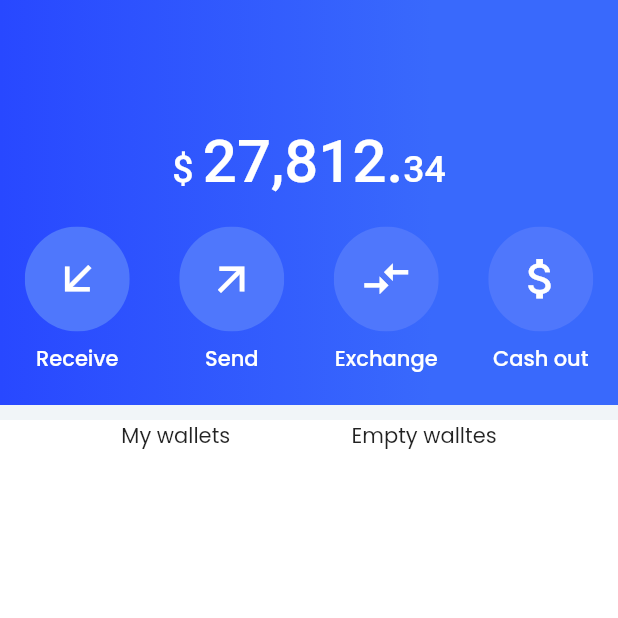
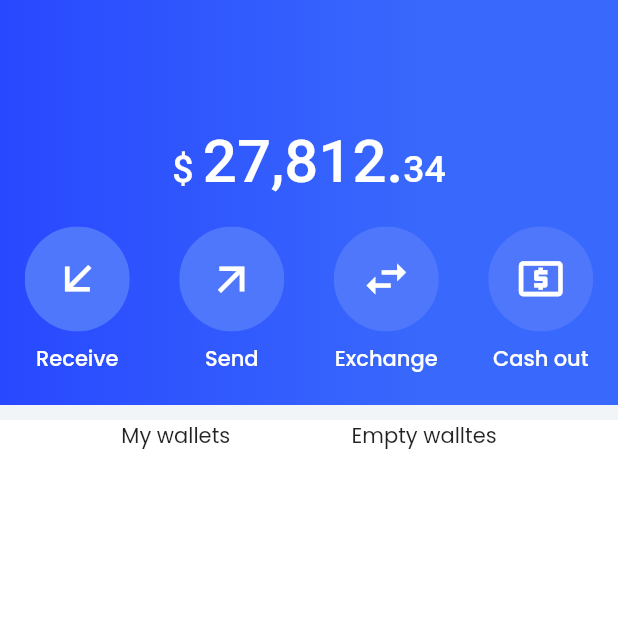
Before and after one commit to leonidasyopan/flutter-money-exchange, a Flutter app: the screen it shows after launch, on a phone screen of 412 x 824 dp, the top half of it. Run offline on Flutter 3.47's test engine with Material 2 defaults, Android fonts, the phone set to English and light mode, and no system bars; our stand-ins replace google_fonts.

Commit message:
changed font access to Google Fonts

```diff
--- a/lib/main.dart
+++ b/lib/main.dart
@@ -1,6 +1,6 @@
+import 'package:google_fonts/google_fonts.dart';
 import 'package:flutter/material.dart';
 import 'package:money_exchange/src/pages/homepage.dart';
-import 'package:money_exchange/src/theme.dart';
 
 void main() {
   runApp(MyApp());
@@ -12,7 +12,13 @@ class MyApp extends StatelessWidget {
     return MaterialApp(
       debugShowCheckedModeBanner: false,
       title: 'Flutter Demo',
-      theme: ApplicationTheme(context),
+      theme: ThemeData(
+        primarySwatch: Colors.blue,
+        visualDensity: VisualDensity.adaptivePlatformDensity,
+        textTheme: GoogleFonts.poppinsTextTheme(
+          Theme.of(context).textTheme,
+        ),
+      ),
       home: Homepage(),
     );
   }
--- a/lib/src/pages/homepage.dart
+++ b/lib/src/pages/homepage.dart
@@ -83,8 +83,8 @@ Widget mainMenu() {
           children: [
             menuOption(Icons.arrow_downward, 'Receive', 45),
             menuOption(Icons.arrow_upward, 'Send', 45),
-            menuOption(Icons.compare_arrows, 'Exchange', 0),
-            menuOption(Icons.attach_money, 'Cash out', 0)
+            menuOption(Icons.import_export, 'Exchange', 90),
+            menuOption(Icons.local_atm, 'Cash out', 0)
           ],
         ),
         SizedBox(
```
Also changed, not shown: pubspec.yaml (+9 -8 lines), pubspec.lock.
